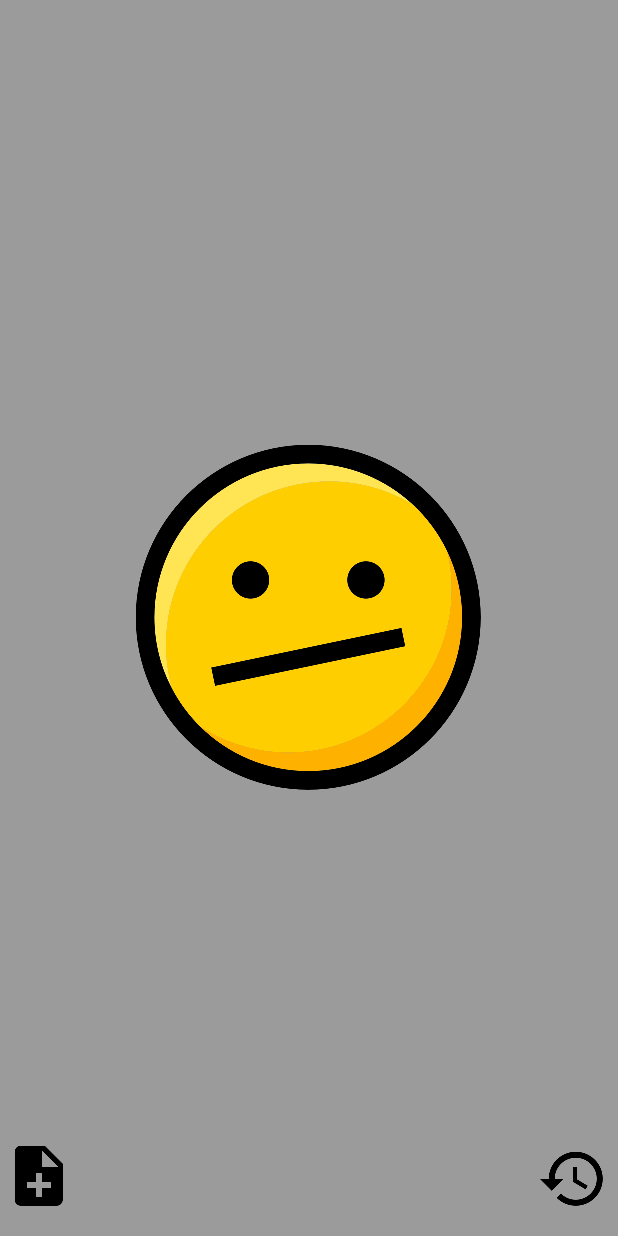
After one commit to MatthieuJullien/MoodTracker, an Android app: the layout fragment_mood_disappointed.xml on its own in the app's theme, with its tools: preview values and no code run, on a phone screen of 412 x 824 dp. The commit adds this screen. Run offline under Robolectric (Android 15) with nearby library versions, the phone set to English and light mode, and no system bars.

Commit message:
Adds moods' layouts.

```diff
--- /dev/null
+++ b/app/src/main/res/layout/fragment_mood_disappointed.xml
@@ -0,0 +1,39 @@
+<?xml version="1.0" encoding="utf-8"?>
+<RelativeLayout
+    xmlns:android="http://schemas.android.com/apk/res/android"
+    android:layout_width="match_parent"
+    android:layout_height="match_parent"
+    android:background="@color/warm_grey">
+
+
+    <ImageView
+        android:layout_width="wrap_content"
+        android:layout_height="wrap_content"
+        android:src="@drawable/smiley_disappointed"
+        android:contentDescription="@string/mood_disappointed"
+        android:layout_centerVertical="true"
+        android:layout_centerHorizontal="true"/>
+
+    <ImageView
+        android:id="@+id/note_image"
+        android:layout_width="wrap_content"
+        android:layout_height="wrap_content"
+        android:src="@drawable/ic_note_add_black"
+        android:contentDescription="@string/note_button"
+        android:layout_alignParentBottom="true"
+        android:layout_alignParentStart="true"
+        android:layout_marginBottom="20dp"
+        android:layout_marginStart="10dp"/>
+
+
+    <ImageView
+        android:id="@+id/history_image"
+        android:layout_width="wrap_content"
+        android:layout_height="wrap_content"
+        android:src="@drawable/ic_history_black"
+        android:contentDescription="@string/history_button"
+        android:layout_alignParentBottom="true"
+        android:layout_alignParentEnd="true"
+        android:layout_marginBottom="20dp"
+        android:layout_marginEnd="10dp"/>
+</RelativeLayout>
--- a/app/src/main/res/values/strings.xml
+++ b/app/src/main/res/values/strings.xml
@@ -1,3 +1,10 @@
 <resources>
     <string name="app_name">MoodTracker</string>
+    <string name="note_button">Add note</string>
+    <string name="history_button">History</string>
+    <string name="mood_disappointed">Disappointed</string>
+    <string name="mood_happy">Happy</string>
+    <string name="mood_normal">Normal</string>
+    <string name="mood_sad">Sad</string>
+    <string name="mood_super_happy">Super Happy</string>
 </resources>
```
Also changed, not shown: app/src/main/res/layout/fragment_mood_happy.xml (added, +39 -0 lines), app/src/main/res/layout/fragment_mood_normal.xml (added, +39 -0 lines), app/src/main/res/layout/fragment_mood_sad.xml (added, +39 -0 lines), app/src/main/res/layout/fragment_mood_super_happy.xml (added, +39 -0 lines).
